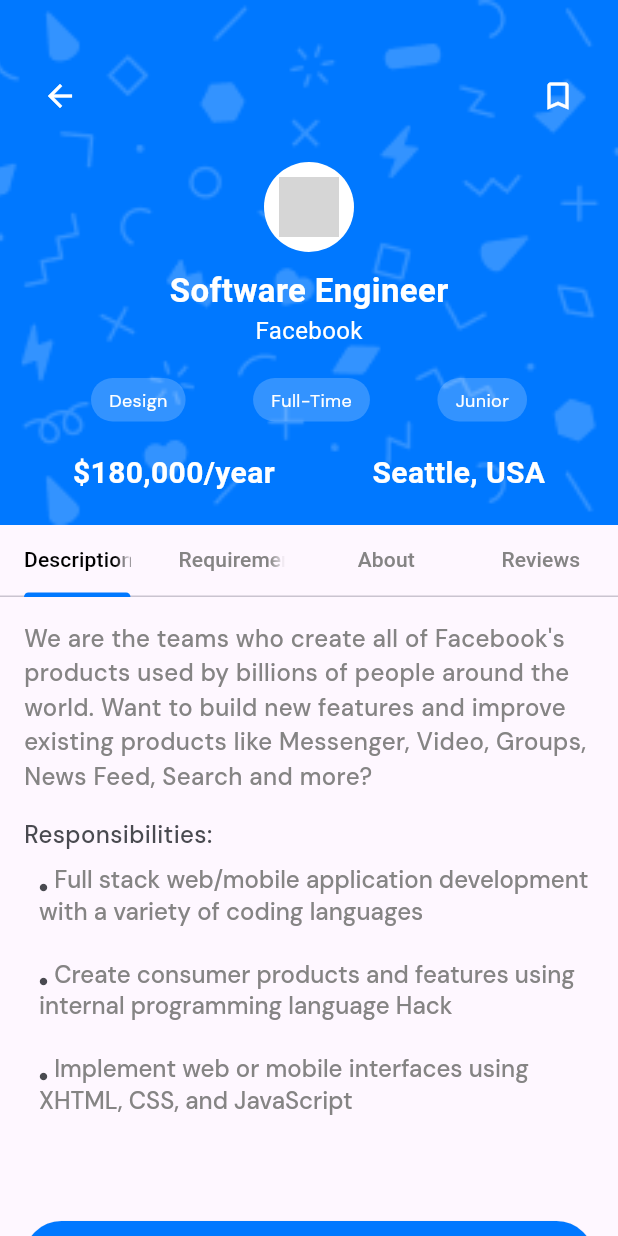
After one commit to St4ckkk/Jobility, a Flutter app: the JobDetails screen opened by its route, on a phone screen of 412 x 824 dp. The commit adds this screen. Run offline on Flutter 3.47's test engine with Material 3 defaults, Android fonts, the light colour scheme and no system bars; our stand-ins replace cloud_firestore, firebase_auth, firebase_core, get, image_picker, shared_preferences; accounts and stored records are empty; grey boxes are pictures that could not be loaded.

Commit message:
jobDetails ui done

```diff
--- a/jobility_app/analysis_options.yaml
+++ b/jobility_app/analysis_options.yaml
@@ -3,3 +3,5 @@
   errors:
     use_build_context_synchronously: ignore
     no_leading_underscores_for_local_identifiers: ignore
+    prefer_const_constructors: ignore ignore ignore
+    prefer_const_literals_to_create_immutables: ignore ignore
--- a/jobility_app/lib/core/config/routes/routes.dart
+++ b/jobility_app/lib/core/config/routes/routes.dart
@@ -1,6 +1,7 @@
 import 'package:flutter/material.dart';
-import 'package:jobility_app/screens/profileSetup/views/jobType.view.dart';
-import '../../../screens/profileSetup/views/job_preferences.view.dart';
+import 'package:jobility_app/screens/jobs/jobDetails/views/jobDetails.view.dart';
+import 'package:jobility_app/screens/profile/profileSetup/views/jobType.view.dart';
+import '../../../screens/profile/profileSetup/views/job_preferences.view.dart';
 import '../../imports.dart';
 
 class AppRoutes {
@@ -17,6 +18,7 @@
     '/expertise': (_) => const ExpertiseSelectionPage(),
     '/job': (_) => const JobPage(),
     '/jobPreferences': (_) => const JobPreferencesPage(),
+    '/jobDetails': (_) => const JobDetails(),
   };
 
   static Map<String, WidgetBuilder> get routes => _routes;
--- a/jobility_app/lib/core/imports.dart
+++ b/jobility_app/lib/core/imports.dart
@@ -5,11 +5,11 @@
 export 'utils/Validator.dart';
 export 'utils/Forms/forms.dart';
 
-export '../screens/profileSetup/views/role.view.dart';
+export '../screens/profile/profileSetup/views/role.view.dart';
 export '../screens/auth/views/signup.view.dart';
 export '../screens/auth/views/signin.view.dart';
-export '../screens/profileSetup/views/profile.view.dart';
-export '../screens/profileSetup/views/expertise.view.dart';
+export '../screens/profile/profileSetup/views/profile.view.dart';
+export '../screens/profile/profileSetup/views/expertise.view.dart';
 export '../screens/home/views/dashboard.view.dart';
 export '../screens/home/views/widgets/featured.view.dart';
 export '../screens/home/views/widgets/recommend.view.dart';
--- a/jobility_app/lib/screens/auth/controllers/auth_controllers.dart
+++ b/jobility_app/lib/screens/auth/controllers/auth_controllers.dart
@@ -15,7 +15,8 @@
 
   // Email validation
   void validateEmail(String email) {
-    _forms.validate(email, ''); // Validate only email here
+    _forms.validate(email, '');
+
     emailError.value = _forms.errors()['email'] ?? '';
     showPasswordField.value = emailError.value.isEmpty;
   }
--- /dev/null
+++ b/jobility_app/lib/screens/jobs/jobDetails/views/jobDetails.view.dart
@@ -0,0 +1,222 @@
+import 'package:flutter/material.dart';
+import '../../../../core/assets/functions.dart';
+import '../../../../core/imports.dart';
+
+class JobDetails extends StatelessWidget {
+  const JobDetails({Key? key}) : super(key: key);
+
+  @override
+  Widget build(BuildContext context) {
+    return Scaffold(
+      body: SingleChildScrollView( // Make the entire page scrollable
+        child: Column(
+          children: [
+            _buildHeader(context),
+            _buildBody(),
+            _buildApplyButton(),
+          ],
+        ),
+      ),
+    );
+  }
+
+  Widget _buildHeader(BuildContext context) {
+    return Container(
+      padding: const EdgeInsets.fromLTRB(16, 40, 16, 20),
+      decoration: BoxDecoration(
+        color: AppColors.primaryColor,
+        image: DecorationImage(
+          image: AssetImage(AssetPaths.getImagePath('group.png')),
+          fit: BoxFit.cover,
+          opacity: 0.2,
+        ),
+      ),
+      child: Column(
+        crossAxisAlignment: CrossAxisAlignment.start,
+        children: [
+          Row(
+            children: [
+              IconButton(
+                icon: const Icon(Icons.arrow_back, color: Colors.white),
+                onPressed: () => Navigator.of(context).pop(),
+              ),
+              const Spacer(),
+              IconButton(
+                icon: const Icon(Icons.bookmark_border, color: Colors.white),
+                onPressed: () {},
+              ),
+            ],
+          ),
+          const SizedBox(height: 20),
+          Center(
+            child: Column(
+              children: [
+                CircleAvatar(
+                  radius: 30,
+                  backgroundColor: Colors.white,
+                  child: Image.asset('assets/facebook-logo.png', height: 40),
+                ),
+                const SizedBox(height: 10),
+                const Text(
+                  'Software Engineer',
+                  style: TextStyle(
+                      color: Colors.white,
+                      fontSize: 22,
+                      fontWeight: FontWeight.bold),
+                ),
+                const Text(
+                  'Facebook',
+                  style: TextStyle(color: Colors.white, fontSize: 16),
+                ),
+              ],
+            ),
+          ),
+          const SizedBox(height: 20),
+          Row(
+            mainAxisAlignment: MainAxisAlignment.center,
+            children: [
+              _buildTag('Design'),
+              const SizedBox(width: 45),
+              _buildTag('Full-Time'),
+              const SizedBox(width: 45),
+              _buildTag('Junior'),
+            ],
+          ),
+          const SizedBox(height: 20),
+          Row(
+            mainAxisAlignment: MainAxisAlignment.spaceAround,
+            children: const [
+              Text('\$180,000/year',
+                  style: TextStyle(color: Colors.white, fontSize: 20.0, fontWeight: FontWeight.bold)),
+              Text('Seattle, USA',
+                  style: TextStyle(color: Colors.white, fontSize: 20.0, fontWeight: FontWeight.bold)),
+            ],
+          ),
+        ],
+      ),
+    );
+  }
+
+  Widget _buildTag(String text) {
+    return Container(
+      padding: const EdgeInsets.symmetric(horizontal: 12, vertical: 6),
+      decoration: BoxDecoration(
+        color: Colors.white.withOpacity(0.2),
+        borderRadius: BorderRadius.circular(20),
+      ),
+      child: Text(text,
+          style: AppTypography.bodyLarge.copyWith(
+            fontSize: 12.0,
+          )),
+    );
+  }
+
+  Widget _buildBody() {
+    return DefaultTabController(
+      length: 4,
+      child: Column(
+        children: [
+          TabBar(
+            labelColor: Colors.black,
+            unselectedLabelColor: AppColors.grayAccentColor,
+            indicatorColor: AppColors.primaryColor,
+            tabs: const [
+              Tab(text: 'Description'),
+              Tab(text: 'Requirement'),
+              Tab(text: 'About'),
+              Tab(text: 'Reviews'),
+            ],
+          ),
+          Container(
+            height: 400, // Set a fixed height for the TabBarView
+            child: TabBarView(
+              children: [
+                _buildDescription(),
+                const Center(child: Text('Requirement Content')),
+                const Center(child: Text('About Content')),
+                const Center(child: Text('Reviews Content')),
+              ],
+            ),
+          ),
+        ],
+      ),
+    );
+  }
+
+  Widget _buildDescription() {
+    return SingleChildScrollView(
+      padding: const EdgeInsets.all(16),
+      child: Column(
+        crossAxisAlignment: CrossAxisAlignment.start,
+        children: [
+          Text(
+            'We are the teams who create all of Facebook\'s products used by billions of people around the world. Want to build new features and improve existing products like Messenger, Video, Groups, News Feed, Search and more?',
+            style: AppTypography.bodyMedium.copyWith(
+              color: AppColors.grayAccentColor,
+              fontSize: 16.0,
+              fontWeight: FontWeight.w500,
+            ),
+          ),
+          const SizedBox(height: 16),
+          Text(
+            'Responsibilities:',
+            style: AppTypography.bodyMedium.copyWith(
+              color: AppColors.textDarkColor,
+              fontSize: 16.0,
+              fontWeight: FontWeight.w500,
+            ),
+          ),
+          const SizedBox(height: 8),
+          Container(
+            margin: const EdgeInsets.only(left: 10),
+            child: Column(
+              crossAxisAlignment: CrossAxisAlignment.start,
+              children: [
+                ...[
+                  'Full stack web/mobile application development with a variety of coding languages',
+                  'Create consumer products and features using internal programming language Hack',
+                  'Implement web or mobile interfaces using XHTML, CSS, and JavaScript',
+                ].map((responsibility) => RichText(
+                      text: TextSpan(
+                        children: [
+                          WidgetSpan(
+                            child: Icon(Icons.circle,
+                                size: 6, color: AppColors.textDarkColor),
+                            baseline: TextBaseline.ideographic,
+                            alignment: PlaceholderAlignment.baseline,
+                          ),
+                          TextSpan(
+                            text: ' $responsibility\n',
+                            style: AppTypography.bodyMedium.copyWith(
+                              color: AppColors.grayAccentColor,
+                              fontSize: 16.0,
+                              fontWeight: FontWeight.w500,
+                            ),
+                          ),
+                        ],
+                      ),
+                    )),
+              ],
+            ),
+          ),
+        ],
+      ),
+    );
+  }
+
+  Widget _buildApplyButton() {
+    return Padding(
+      padding: const EdgeInsets.all(16),
+      child: ElevatedButton(
+        onPressed: () {},
+        child: Text('Apply Now',
+            style: AppTypography.caption
+                .copyWith(color: Colors.white, fontSize: 16.0)),
+        style: ElevatedButton.styleFrom(
+          backgroundColor: AppColors.primaryColor,
+          minimumSize: const Size(double.infinity, 50),
+        ),
+      ),
+    );
+  }
+}
--- a/jobility_app/lib/screens/profileSetup/views/jobType.view.dart
+++ b/jobility_app/lib/screens/profile/profileSetup/views/expertise.view.dart
@@ -1,24 +1,26 @@
 import 'package:flutter/material.dart';
 import 'package:jobility_app/core/imports.dart';
 
-import '../../../core/assets/functions.dart';
+import '../../../../core/assets/functions.dart';
 
-class JobPage extends StatefulWidget {
-  const JobPage({super.key});
+class ExpertiseSelectionPage extends StatefulWidget {
+  const ExpertiseSelectionPage({super.key});
 
   @override
-  State<JobPage> createState() => _JobPageState();
+  _ExpertiseSelectionPageState createState() => _ExpertiseSelectionPageState();
 }
 
-class _JobPageState extends State<JobPage> {
-  final Map<String, bool> _jobTypeSelections = {
-    'Full-time': false,
-    'Part-time': false,
-    'Contract': false,
-    'Internship': false,
-    'Freelance': false,
+class _ExpertiseSelectionPageState extends State<ExpertiseSelectionPage> {
+  final Map<String, bool> _expertiseSelections = {
+    'Designer': false,
+    'Developer': false,
+    'Administrative': false,
+    'Marketing': true,
+    'Management': true,
+    'Others': false,
   };
 
+  @override
   @override
   Widget build(BuildContext context) {
     return Scaffold(
@@ -33,7 +35,7 @@
                 _buildHeaderText(),
                 AppLayout.spaceMedium,
                 Expanded(
-                  child: _buildJobTypeSelection(),
+                  child: _buildExpertiseSelection(),
                 ),
                 AppLayout.spaceMedium,
                 _buildContinueButton(),
@@ -90,7 +92,7 @@
         AppLayout.spaceMedium,
         Container(
           child: Text(
-            'What type of job are you looking for?',
+            'What is your Field of Expertise?',
             style: AppTypography.headlineLarge.copyWith(
               color: AppColors.darkColor,
             ),
@@ -100,7 +102,7 @@
         AppLayout.spaceSmall,
         Container(
           child: Text(
-            'Please select the type of job that suits you (You can select multiple)',
+            'Please select your field of expertise (Up to 5)',
             style: AppTypography.bodySmall.copyWith(
               color: AppColors.lightAccentColor,
               fontWeight: FontWeight.w500,
@@ -113,17 +115,17 @@
     );
   }
 
-  Widget _buildJobTypeSelection() {
+  Widget _buildExpertiseSelection() {
     return ListView(
-      children: _jobTypeSelections.keys.map((String key) {
+      children: _expertiseSelections.keys.map((String key) {
         return Padding(
           padding: const EdgeInsets.symmetric(vertical: 8.0, horizontal: 16.0),
           child: ExpertiseCard(
             expertise: key,
-            isSelected: _jobTypeSelections[key] ?? false,
+            isSelected: _expertiseSelections[key] ?? false,
             onSelected: (bool isSelected) {
               setState(() {
-                _jobTypeSelections[key] = isSelected;
+                _expertiseSelections[key] = isSelected;
               });
             },
           ),
@@ -185,7 +187,7 @@
         ),
         child: Row(
           children: [
-            _buildIconForJobType(widget.expertise),
+            _buildIconForExpertise(widget.expertise),
             const SizedBox(width: 10.0),
             Expanded(
               child: Text(
@@ -198,7 +200,8 @@
               ),
             ),
             const SizedBox(width: 10.0),
-            _buildCustomCheckIcon(widget.isSelected),
+            _buildCustomCheckIcon(
+                widget.isSelected), // Moved checkbox to the right
           ],
         ),
       ),
@@ -222,18 +225,20 @@
     );
   }
 
-  Widget _buildIconForJobType(String jobType) {
-    switch (jobType) {
-      case 'Full-time':
-        return const Icon(Icons.work, color: Colors.blueAccent);
-      case 'Part-time':
-        return const Icon(Icons.timer, color: Colors.green);
-      case 'Contract':
-        return const Icon(Icons.assignment, color: Colors.orange);
-      case 'Internship':
-        return const Icon(Icons.school, color: Colors.redAccent);
-      case 'Freelance':
-        return const Icon(Icons.laptop_mac, color: Colors.purple);
+  Widget _buildIconForExpertise(String expertise) {
+    switch (expertise) {
+      case 'Designer':
+        return const Icon(Icons.design_services, color: Colors.blueAccent);
+      case 'Developer':
+        return const Icon(Icons.code, color: Colors.green);
+      case 'Administrative':
+        return const Icon(Icons.admin_panel_settings, color: Colors.orange);
+      case 'Marketing':
+        return const Icon(Icons.campaign, color: Colors.redAccent);
+      case 'Management':
+        return const Icon(Icons.manage_accounts, color: Colors.purple);
+      case 'Others':
+        return const Icon(Icons.more_horiz, color: Colors.grey);
       default:
         return const Icon(Icons.help_outline, color: Colors.black);
     }
--- a/jobility_app/lib/screens/profileSetup/views/expertise.view.dart
+++ b/jobility_app/lib/screens/profile/profileSetup/views/jobType.view.dart
@@ -1,26 +1,24 @@
 import 'package:flutter/material.dart';
 import 'package:jobility_app/core/imports.dart';
 
-import '../../../core/assets/functions.dart';
+import '../../../../core/assets/functions.dart';
 
-class ExpertiseSelectionPage extends StatefulWidget {
-  const ExpertiseSelectionPage({super.key});
+class JobPage extends StatefulWidget {
+  const JobPage({super.key});
 
   @override
-  _ExpertiseSelectionPageState createState() => _ExpertiseSelectionPageState();
+  State<JobPage> createState() => _JobPageState();
 }
 
-class _ExpertiseSelectionPageState extends State<ExpertiseSelectionPage> {
-  final Map<String, bool> _expertiseSelections = {
-    'Designer': false,
-    'Developer': false,
-    'Administrative': false,
-    'Marketing': true,
-    'Management': true,
-    'Others': false,
+class _JobPageState extends State<JobPage> {
+  final Map<String, bool> _jobTypeSelections = {
+    'Full-time': false,
+    'Part-time': false,
+    'Contract': false,
+    'Internship': false,
+    'Freelance': false,
   };
 
-  @override
   @override
   Widget build(BuildContext context) {
     return Scaffold(
@@ -35,7 +33,7 @@
                 _buildHeaderText(),
                 AppLayout.spaceMedium,
                 Expanded(
-                  child: _buildExpertiseSelection(),
+                  child: _buildJobTypeSelection(),
                 ),
                 AppLayout.spaceMedium,
                 _buildContinueButton(),
@@ -92,7 +90,7 @@
         AppLayout.spaceMedium,
         Container(
           child: Text(
-            'What is your Field of Expertise?',
+            'What type of job are you looking for?',
             style: AppTypography.headlineLarge.copyWith(
               color: AppColors.darkColor,
             ),
@@ -102,7 +100,7 @@
         AppLayout.spaceSmall,
         Container(
           child: Text(
-            'Please select your field of expertise (Up to 5)',
+            'Please select the type of job that suits you (You can select multiple)',
             style: AppTypography.bodySmall.copyWith(
               color: AppColors.lightAccentColor,
               fontWeight: FontWeight.w500,
@@ -115,17 +113,17 @@
     );
   }
 
-  Widget _buildExpertiseSelection() {
+  Widget _buildJobTypeSelection() {
     return ListView(
-      children: _expertiseSelections.keys.map((String key) {
+      children: _jobTypeSelections.keys.map((String key) {
         return Padding(
           padding: const EdgeInsets.symmetric(vertical: 8.0, horizontal: 16.0),
           child: ExpertiseCard(
             expertise: key,
-            isSelected: _expertiseSelections[key] ?? false,
+            isSelected: _jobTypeSelections[key] ?? false,
             onSelected: (bool isSelected) {
               setState(() {
-                _expertiseSelections[key] = isSelected;
+                _jobTypeSelections[key] = isSelected;
               });
             },
           ),
@@ -187,7 +185,7 @@
         ),
         child: Row(
           children: [
-            _buildIconForExpertise(widget.expertise),
+            _buildIconForJobType(widget.expertise),
             const SizedBox(width: 10.0),
             Expanded(
               child: Text(
@@ -200,8 +198,7 @@
               ),
             ),
             const SizedBox(width: 10.0),
-            _buildCustomCheckIcon(
-                widget.isSelected), // Moved checkbox to the right
+            _buildCustomCheckIcon(widget.isSelected),
           ],
         ),
       ),
@@ -225,20 +222,18 @@
     );
   }
 
-  Widget _buildIconForExpertise(String expertise) {
-    switch (expertise) {
-      case 'Designer':
-        return const Icon(Icons.design_services, color: Colors.blueAccent);
-      case 'Developer':
-        return const Icon(Icons.code, color: Colors.green);
-      case 'Administrative':
-        return const Icon(Icons.admin_panel_settings, color: Colors.orange);
-      case 'Marketing':
-        return const Icon(Icons.campaign, color: Colors.redAccent);
-      case 'Management':
-        return const Icon(Icons.manage_accounts, color: Colors.purple);
-      case 'Others':
-        return const Icon(Icons.more_horiz, color: Colors.grey);
+  Widget _buildIconForJobType(String jobType) {
+    switch (jobType) {
+      case 'Full-time':
+        return const Icon(Icons.work, color: Colors.blueAccent);
+      case 'Part-time':
+        return const Icon(Icons.timer, color: Colors.green);
+      case 'Contract':
+        return const Icon(Icons.assignment, color: Colors.orange);
+      case 'Internship':
+        return const Icon(Icons.school, color: Colors.redAccent);
+      case 'Freelance':
+        return const Icon(Icons.laptop_mac, color: Colors.purple);
       default:
         return const Icon(Icons.help_outline, color: Colors.black);
     }
--- a/jobility_app/lib/screens/profileSetup/views/job_preferences.view.dart
+++ b/jobility_app/lib/screens/profile/profileSetup/views/job_preferences.view.dart
@@ -1,7 +1,7 @@
 import 'package:flutter/material.dart';
 import 'package:jobility_app/core/imports.dart';
 
-import '../../../core/assets/functions.dart';
+import '../../../../core/assets/functions.dart';
 
 class JobPreferencesPage extends StatefulWidget {
   const JobPreferencesPage({super.key});
--- a/jobility_app/lib/screens/profileSetup/views/profile.view.dart
+++ b/jobility_app/lib/screens/profile/profileSetup/views/profile.view.dart
@@ -3,8 +3,8 @@
 import 'package:image_picker/image_picker.dart';
 import 'dart:io';
 
-import '../../../core/assets/functions.dart';
-import '../../../core/imports.dart';
+import '../../../../core/assets/functions.dart';
+import '../../../../core/imports.dart';
 
 class Profile extends StatefulWidget {
   const Profile({super.key});
--- a/jobility_app/lib/src/styles/app.theme.dart
+++ b/jobility_app/lib/src/styles/app.theme.dart
@@ -10,6 +10,9 @@
   static const Color textColor = Color(0xFFFFFFFF);
   static const Color lightColor = Color(0xFFFFFFFF);
   static const Color grayAccentColor = Color(0xFF858484);
+  static const Color grayColor = Color(0xFFE5E5E5);
+
+  static const Color textDarkColor = Color(0xFF494A50);
 
   static const Color darkColor = Color(0xFF000000);
   static const Color darkPrimaryColor = Color(0xFF130160);
```
Also changed, not shown: jobility_app/lib/screens/profile/profileSetup/views/role.view.dart (renamed from jobility_app/lib/screens/profileSetup/views/role.view.dart), 1 other file.
